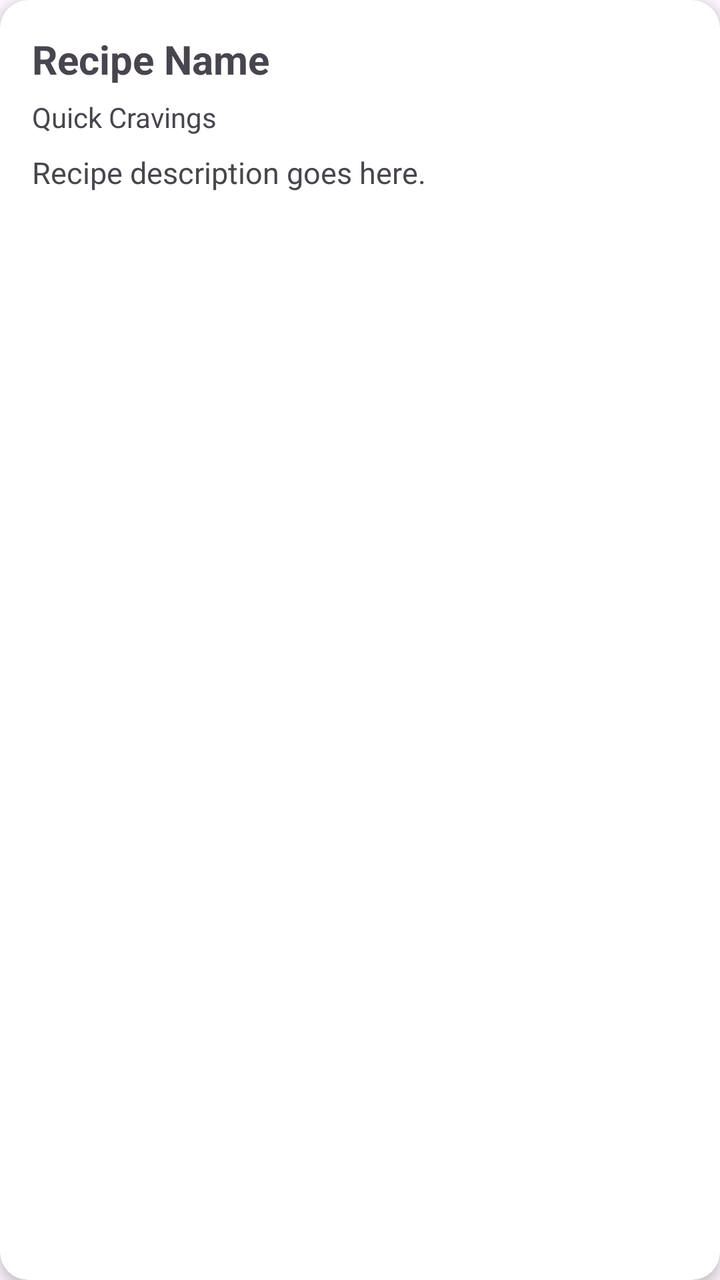
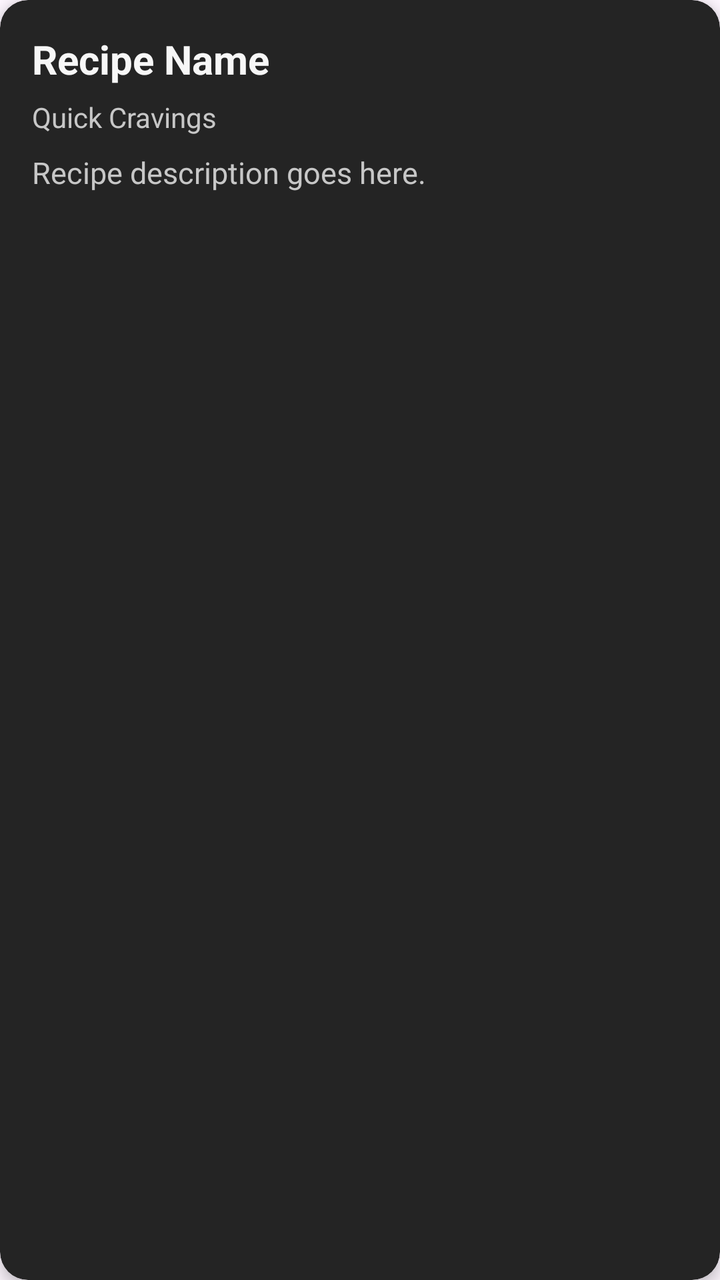

The first picture is an Android layout as it rendered before a commit; the second is the same layout after the commit. The layout source and the unified diff follow.
<!-- AndroidManifest.xml: application theme Theme.GotEmRecipes -->
<!-- res/layout/item_recipe.xml -->
<?xml version="1.0" encoding="utf-8"?>
<androidx.cardview.widget.CardView
    xmlns:android="http://schemas.android.com/apk/res/android"
    xmlns:app="http://schemas.android.com/apk/res-auto"
    android:layout_width="match_parent"
    android:layout_height="match_parent"
    android:layout_marginBottom="12dp"
    app:cardCornerRadius ="14dp"
    app:cardElevation="4dp" >

    <androidx.constraintlayout.widget.ConstraintLayout
        android:layout_width="match_parent"
        android:layout_height="wrap_content"
        android:padding="16dp" >

        <TextView
            android:id="@+id/textRecipeName"
            android:layout_width="0dp"
            android:layout_height="wrap_content"
            android:text= "Recipe Name"
            android:textSize="20sp"
            android:textStyle="bold"
            app:layout_constraintTop_toTopOf="parent"
            app:layout_constraintStart_toStartOf="parent"
            app:layout_constraintEnd_toEndOf="parent" />

        <TextView
            android:id="@+id/textRecipeCategory"
            android:layout_width="wrap_content"
            android:layout_height="wrap_content"
            android:layout_marginTop="6dp"
            android:text="Quick Cravings"
            app:layout_constraintTop_toBottomOf="@+id/textRecipeName"
            app:layout_constraintStart_toStartOf="parent" />

        <TextView
            android:id="@+id/textRecipeDescription"
            android:layout_width="0dp"
            android:layout_height="wrap_content"
            android:layout_marginTop="8dp"
            android:text="Recipe description goes here."
            android:textSize ="15sp"
            app:layout_constraintTop_toBottomOf="@+id/textRecipeCategory"
            app:layout_constraintStart_toStartOf="parent"
            app:layout_constraintEnd_toEndOf="parent"
            app:layout_constraintBottom_toBottomOf="parent" />
    </androidx.constraintlayout.widget.ConstraintLayout>
</androidx.cardview.widget.CardView>
<!-- resources referenced by this layout -->
<resources>
  <style name="Theme.GotEmRecipes" parent="Base.Theme.GotEmRecipes" />
  <style name="Base.Theme.GotEmRecipes" parent="Theme.Material3.DayNight.NoActionBar">
          
          
      </style>
</resources>

<!-- the commit's change to res/layout/item_recipe.xml (unified diff, before → after) -->
@@ -3,10 +3,11 @@
     xmlns:android="http://schemas.android.com/apk/res/android"
     xmlns:app="http://schemas.android.com/apk/res-auto"
     android:layout_width="match_parent"
-    android:layout_height="match_parent"
+    android:layout_height="wrap_content"
     android:layout_marginBottom="12dp"
     app:cardCornerRadius ="14dp"
-    app:cardElevation="4dp" >
+    app:cardElevation="4dp"
+    app:cardBackgroundColor="@color/gotem_card">
 
     <androidx.constraintlayout.widget.ConstraintLayout
         android:layout_width="match_parent"
@@ -20,6 +21,7 @@
             android:text= "Recipe Name"
             android:textSize="20sp"
             android:textStyle="bold"
+            android:textColor="@color/gotem_white"
             app:layout_constraintTop_toTopOf="parent"
             app:layout_constraintStart_toStartOf="parent"
             app:layout_constraintEnd_toEndOf="parent" />
@@ -30,6 +32,7 @@
             android:layout_height="wrap_content"
             android:layout_marginTop="6dp"
             android:text="Quick Cravings"
+            android:textColor="@color/gotem_light_grey"
             app:layout_constraintTop_toBottomOf="@+id/textRecipeName"
             app:layout_constraintStart_toStartOf="parent" />
 
@@ -40,6 +43,7 @@
             android:layout_marginTop="8dp"
             android:text="Recipe description goes here."
             android:textSize ="15sp"
+            android:textColor="@color/gotem_light_grey"
             app:layout_constraintTop_toBottomOf="@+id/textRecipeCategory"
             app:layout_constraintStart_toStartOf="parent"
             app:layout_constraintEnd_toEndOf="parent"
<!-- resource entries referenced after the edit -->
@@ -1,5 +1,8 @@
 <!-- resources referenced by this layout -->
 <resources>
+  <color name="gotem_card">#242424</color>
+  <color name="gotem_light_grey">#C7C7C7</color>
+  <color name="gotem_white">#F7F7F7</color>
   <style name="Theme.GotEmRecipes" parent="Base.Theme.GotEmRecipes" />
   <style name="Base.Theme.GotEmRecipes" parent="Theme.Material3.DayNight.NoActionBar">
           
